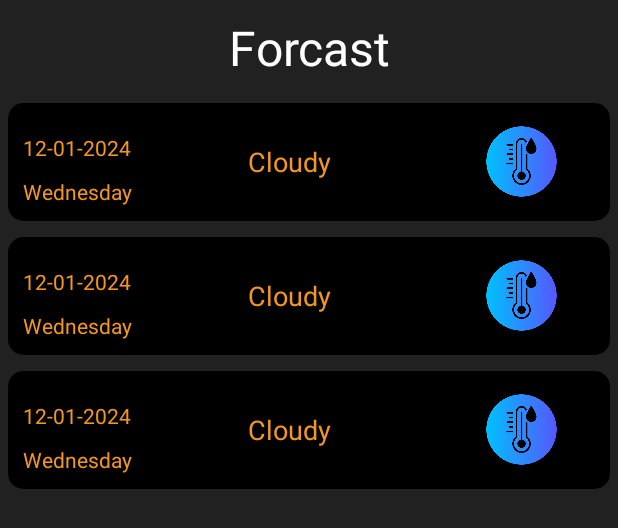
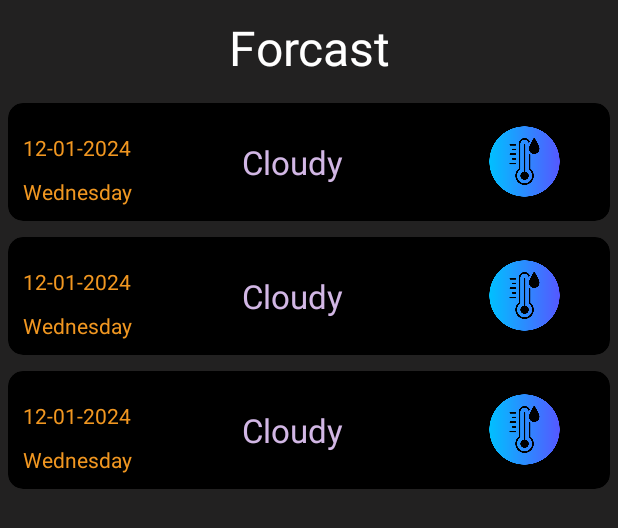
Before and after one commit to isarthaksharma1092/WeatherWink, an Android app: the layout activity_future_forecast.xml on its own in the app's theme, with its tools: preview values and no code run, on a phone screen of 412 x 824 dp. Shown: the top 528 px of the screen. Run offline under Robolectric (Android 15) with nearby library versions, the phone set to English and light mode, and no system bars.

Commit message:
3 Day Future Forcast

```diff
--- a/app/src/main/res/layout/activity_future_forecast.xml
+++ b/app/src/main/res/layout/activity_future_forecast.xml
@@ -72,16 +72,16 @@
                             android:textColor="@color/orange" />
                     </LinearLayout>
 
+
                     <TextView
                         android:id="@+id/forcastWeather1"
                         android:layout_width="wrap_content"
                         android:layout_height="wrap_content"
-                        android:text="Cloudy"
-                        android:textSize="18dp"
                         android:layout_gravity="center"
                         android:layout_weight="1"
-                        android:textColor="@color/orange" />
-
+                        android:text="Cloudy"
+                        android:textColor="#d2b7e5"
+                        android:textSize="22sp" />
 
                     <ImageView
                         android:id="@+id/forcastImage"
@@ -231,10 +231,10 @@
                         android:layout_width="wrap_content"
                         android:layout_height="wrap_content"
                         android:text="Cloudy"
-                        android:textSize="18dp"
+                        android:textSize="22sp"
                         android:layout_gravity="center"
                         android:layout_weight="1"
-                        android:textColor="@color/orange" />
+                        android:textColor="#d2b7e5" />
 
 
                     <ImageView
@@ -382,10 +382,10 @@
                         android:layout_width="wrap_content"
                         android:layout_height="wrap_content"
                         android:text="Cloudy"
-                        android:textSize="18dp"
+                        android:textSize="22sp"
                         android:layout_gravity="center"
                         android:layout_weight="1"
-                        android:textColor="@color/orange" />
+                        android:textColor="#d2b7e5" />
                     <ImageView
                         android:id="@+id/forcastImage3"
                         android:layout_width="50dp"
```
